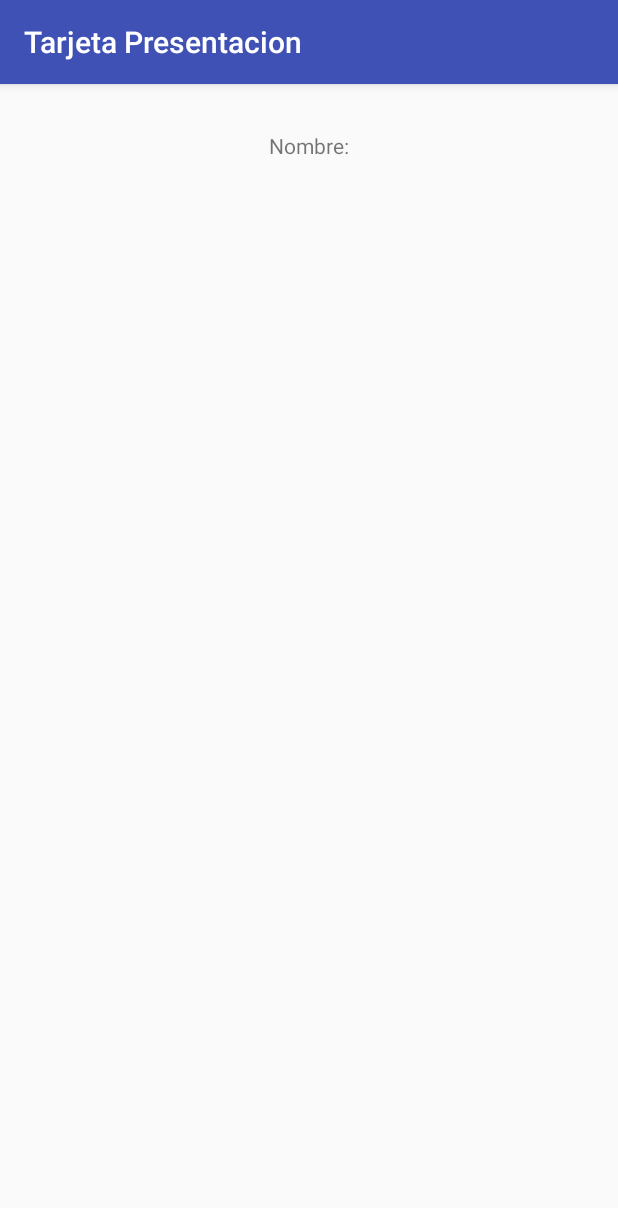
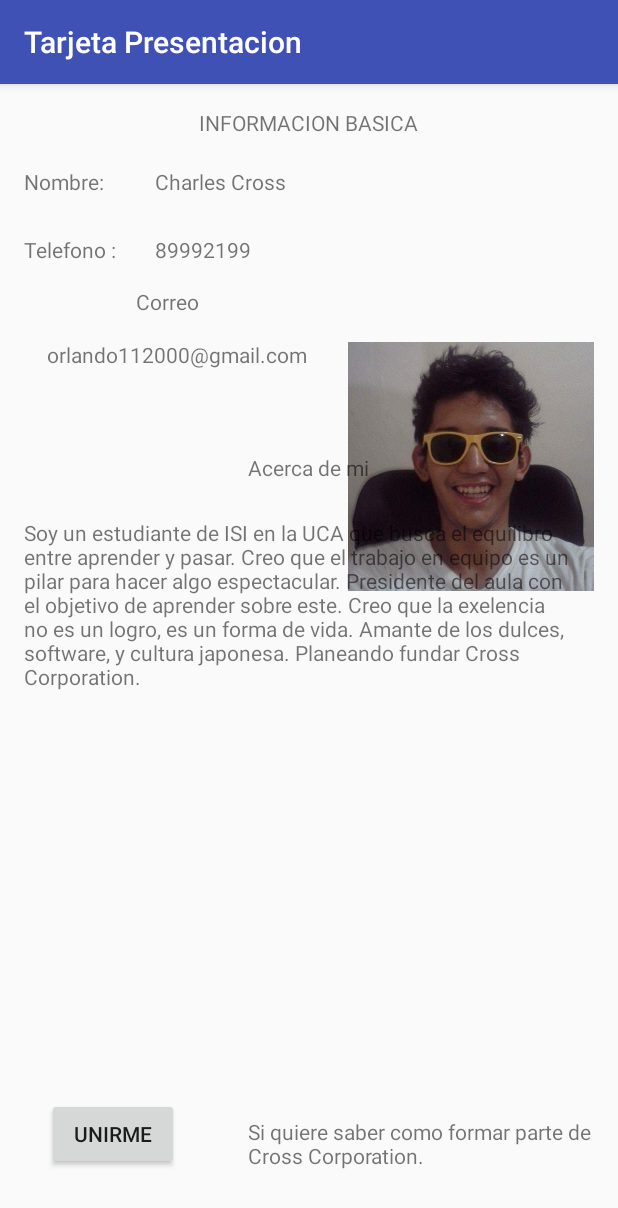
Before and after one commit to ZeroVitz/tarjetaPresentacion, an Android app: the screen it shows after launch (MainActivity), on a phone screen of 412 x 824 dp. Shown: the top 1208 px of the screen. Run offline under Robolectric (Android 15) with nearby library versions, the phone set to English and light mode, and no system bars.

```diff
--- a/app/src/main/java/crosscorporation/presentation/MainActivity.java
+++ b/app/src/main/java/crosscorporation/presentation/MainActivity.java
@@ -1,13 +1,34 @@
 package crosscorporation.presentation;
 
+import android.content.Intent;
 import android.support.v7.app.AppCompatActivity;
 import android.os.Bundle;
+import android.view.View;
+import android.widget.Button;
+import android.widget.ImageView;
 
-public class MainActivity extends AppCompatActivity {
+public class MainActivity extends AppCompatActivity implements View.OnClickListener {
+
+    Button button;
 
     @Override
     protected void onCreate(Bundle savedInstanceState) {
         super.onCreate(savedInstanceState);
         setContentView(R.layout.activity_main);
+        button = (Button) findViewById(R.id.button);
+        button.setOnClickListener(this);
+
+
+
+    }
+
+
+    @Override
+    public void onClick(View view) {
+        if (view.getId()==R.id.button)
+        {
+            Intent intent = new Intent(this, CompanyActivity.class);
+            startActivity(intent);
+        }
     }
 }
--- a/app/src/main/res/layout/activity_main.xml
+++ b/app/src/main/res/layout/activity_main.xml
@@ -1,5 +1,6 @@
 <?xml version="1.0" encoding="utf-8"?>
 <RelativeLayout xmlns:android="http://schemas.android.com/apk/res/android"
+    xmlns:app="http://schemas.android.com/apk/res-auto"
     xmlns:tools="http://schemas.android.com/tools"
     android:id="@+id/activity_main"
     android:layout_width="match_parent"
@@ -10,12 +11,119 @@
     android:paddingTop="@dimen/activity_vertical_margin"
     tools:context="crosscorporation.presentation.MainActivity">
 
+    <ImageView
+        android:layout_width="wrap_content"
+        android:layout_height="wrap_content"
+        app:srcCompat="@drawable/foto"
+        android:id="@+id/imageView"
+        android:layout_marginStart="41dp"
+        android:layout_marginBottom="258dp"
+        android:layout_alignParentBottom="true"
+        android:layout_toEndOf="@+id/name" />
+
     <TextView
         android:layout_width="wrap_content"
         android:layout_height="wrap_content"
         android:id="@+id/nombre"
         android:text="@string/cammpoNombre"
+        android:layout_alignBaseline="@+id/name"
+        android:layout_alignBottom="@+id/name"
+        android:layout_alignParentStart="true"
+        android:onClick="sendMessague"/>
+
+    <TextView
+        android:layout_width="wrap_content"
+        android:layout_height="wrap_content"
+        android:id="@+id/titulo"
+        android:text="@string/start"
         android:layout_alignParentTop="true"
+        android:layout_centerHorizontal="true" />
+
+    <TextView
+        android:layout_width="wrap_content"
+        android:layout_height="wrap_content"
+        android:id="@+id/name"
+        android:text="@string/charles_cross"
+        android:layout_marginStart="26dp"
+        android:layout_marginTop="20dp"
+        android:layout_below="@+id/titulo"
+        android:layout_toEndOf="@+id/campotel" />
+
+    <TextView
+        android:layout_width="wrap_content"
+        android:layout_height="wrap_content"
+        android:id="@+id/campotel"
+        android:text="@string/campoTel"
+        android:layout_marginTop="26dp"
+        android:layout_below="@+id/nombre"
+        android:layout_alignParentStart="true" />
+
+    <TextView
+        android:layout_width="wrap_content"
+        android:layout_height="wrap_content"
+        android:id="@+id/tel"
+        android:text="@string/numero"
+        android:layout_alignBaseline="@+id/campotel"
+        android:layout_alignBottom="@+id/campotel"
+        android:layout_alignStart="@+id/name" />
+
+    <TextView
+        android:layout_width="wrap_content"
+        android:layout_height="wrap_content"
+        android:id="@+id/correo"
+        android:text="@string/correo"
+        android:layout_marginStart="15dp"
+        android:layout_marginTop="16dp"
+        android:layout_below="@+id/campocorreo"
+        android:layout_alignParentStart="true" />
+
+    <TextView
+        android:layout_width="wrap_content"
+        android:layout_height="wrap_content"
+        android:id="@+id/campocorreo"
+        android:text="@string/campoCorreo"
+        android:layout_marginTop="15dp"
+        android:layout_below="@+id/tel"
+        android:layout_toEndOf="@+id/campotel"
+        android:layout_marginStart="13dp" />
+
+    <TextView
+        android:layout_width="wrap_content"
+        android:layout_height="wrap_content"
+        android:id="@+id/campoAcerca"
+        android:text="@string/campoAcerca"
+        android:layout_below="@+id/correo"
         android:layout_centerHorizontal="true"
-        android:layout_marginTop="15dp" />
+        android:layout_marginTop="56dp" />
+
+    <TextView
+        android:layout_width="wrap_content"
+        android:layout_height="wrap_content"
+        android:id="@+id/acerca"
+        android:text="@string/acerca"
+        android:layout_marginTop="24dp"
+        android:layout_below="@+id/campoAcerca"
+        android:layout_alignParentStart="true" />
+
+    <TextView
+        android:layout_width="wrap_content"
+        android:layout_height="wrap_content"
+        android:id="@+id/unirme"
+        android:text="@string/unirme"
+        android:layout_alignBottom="@+id/button"
+        android:layout_alignParentEnd="true"
+        android:layout_alignStart="@+id/campoAcerca" />
+
+    <Button
+        android:text="UNIRME"
+        android:layout_width="wrap_content"
+        android:layout_height="wrap_content"
+        android:layout_marginBottom="28dp"
+        android:id="@+id/button"
+        android:layout_alignParentBottom="true"
+        android:layout_alignStart="@+id/correo"
+
+        />
+
+
 </RelativeLayout>
--- a/app/src/main/res/values/strings.xml
+++ b/app/src/main/res/values/strings.xml
@@ -2,5 +2,16 @@
     <string name="app_name">Tarjeta Presentacion</string>
     <string name="cammpoNombre">Nombre:</string>
     <string name="nombre">Caros Cruz</string>
+    <string name="charles_cross">Charles Cross</string>
+    <string name="start">INFORMACION BASICA</string>
+    <string name="campoTel">Telefono :</string>
+    <string name="numero">89992199</string>
+    <string name="campoCorreo">Correo</string>
+    <string name="correo">orlando112000@gmail.com</string>
+    <string name="campoAcerca">Acerca de mi</string>
+    <string name="acerca">Soy un estudiante de ISI en la UCA que busca el equilibro entre aprender y pasar. Creo que el trabajo en equipo es un pilar para hacer algo espectacular. Presidente del aula con el objetivo de aprender sobre este. Creo que la exelencia no es un logro, es un forma de vida. Amante de los dulces, software, y cultura japonesa. Planeando fundar Cross Corporation. </string>
+    <string name="unirme">Si quiere saber como formar parte de Cross Corporation.</string>
+    <string name="welcome">Welcome to the true man\'s world</string>
+    <string name="lema">"Un paso adelante, para llegar un paso mas lejos"</string>
 
 </resources>
```
Also changed, not shown: app/src/main/AndroidManifest.xml (+7 -0 lines), app/src/main/java/crosscorporation/presentation/CompanyActivity.java (added, +13 -0 lines), app/src/main/res/layout/activity_company.xml (added, +40 -0 lines), app/src/main/res/drawable/foto.jpg (added), app/src/main/res/drawable/logo.jpg (added).
